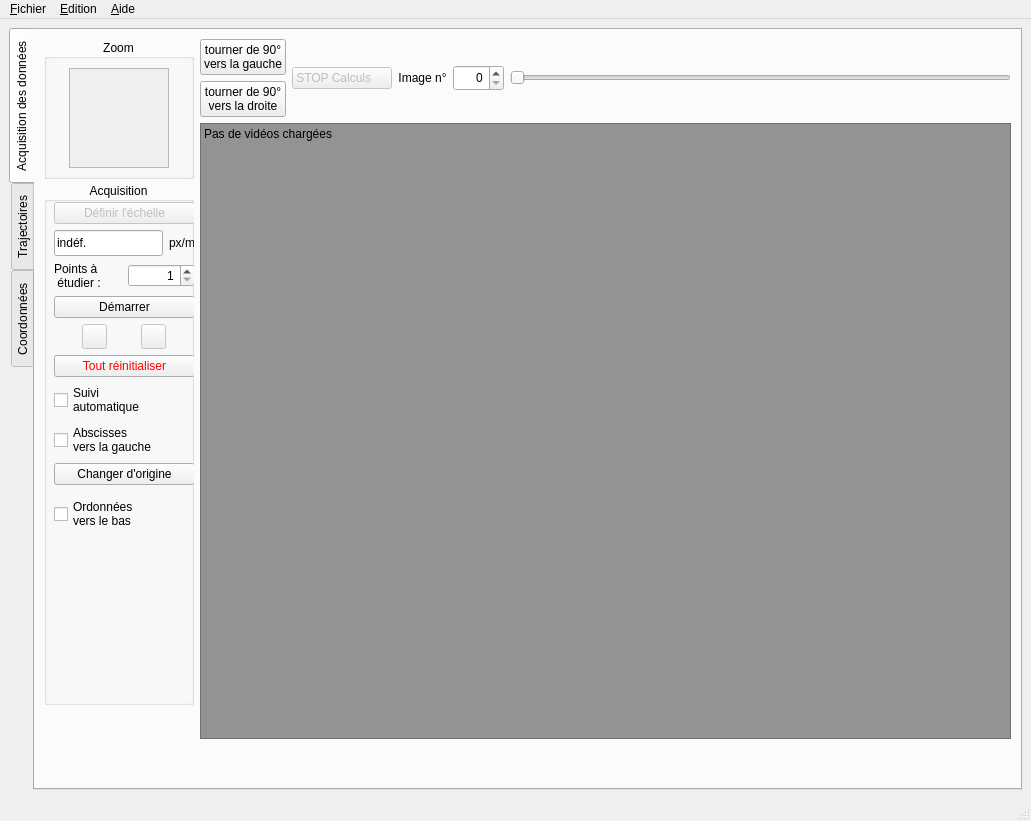
Old version of the form src/pymecavideo_mini_layout.ui in the repository rene-d/pymecavideo.
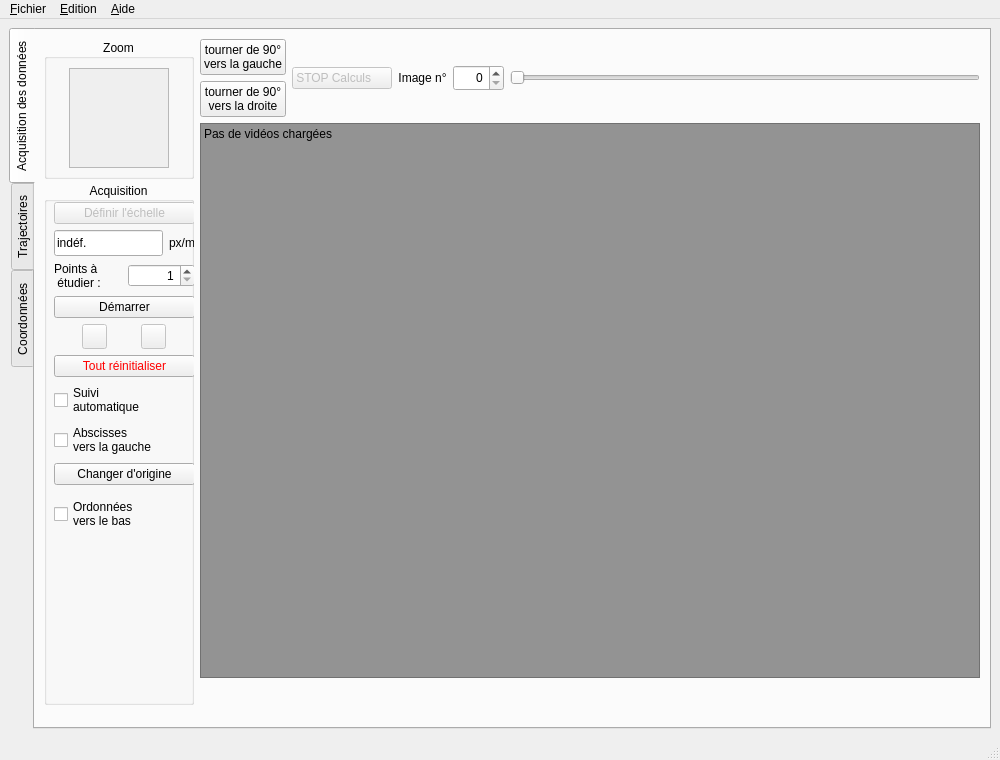
New version of the form. Icons and pictures are not drawn. Custom widgets are drawn as their Qt base class.

Diff of the .ui file:
```diff
--- a/src/pymecavideo_mini_layout.ui
+++ b/src/pymecavideo_mini_layout.ui
@@ -6,20 +6,20 @@
    <rect>
     <x>0</x>
     <y>0</y>
-    <width>1031</width>
-    <height>821</height>
+    <width>1000</width>
+    <height>760</height>
    </rect>
   </property>
   <property name="sizePolicy">
-   <sizepolicy hsizetype="Preferred" vsizetype="Preferred">
-    <horstretch>0</horstretch>
+   <sizepolicy hsizetype="Maximum" vsizetype="Maximum">
+    <horstretch>3</horstretch>
     <verstretch>0</verstretch>
    </sizepolicy>
   </property>
   <property name="minimumSize">
    <size>
     <width>1000</width>
-    <height>745</height>
+    <height>760</height>
    </size>
   </property>
   <property name="sizeIncrement">
@@ -1116,7 +1116,7 @@
     <rect>
      <x>0</x>
      <y>0</y>
-     <width>1031</width>
+     <width>1000</width>
      <height>23</height>
     </rect>
    </property>
```
